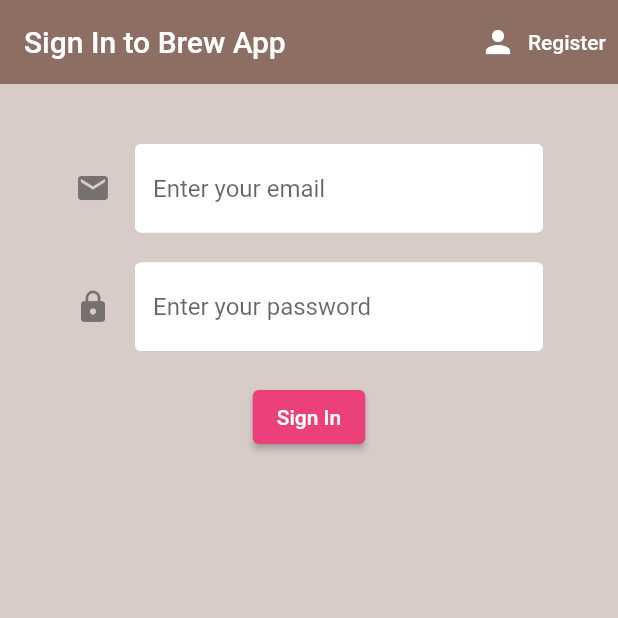
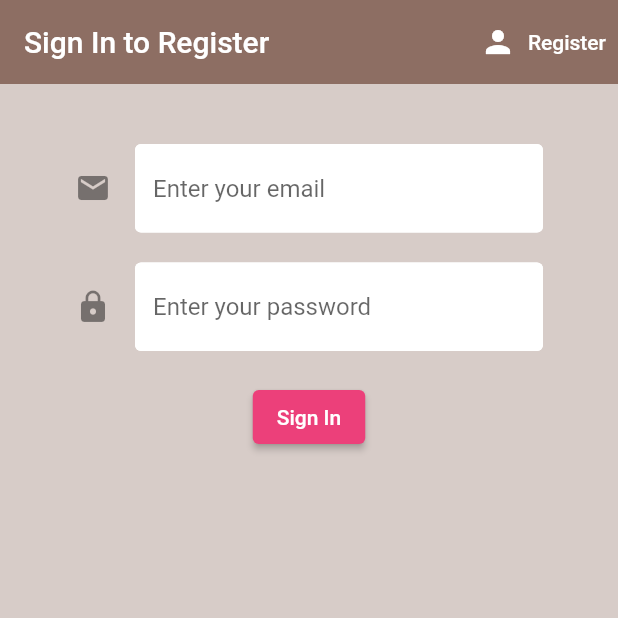
Before and after one commit to JimHok/Parking-Management-System, a Flutter app: the screen it shows after launch, on a phone screen of 412 x 824 dp, the top half of it. Run offline on Flutter 3.47's test engine with Material 2 defaults, Android fonts, the phone set to English and light mode, and no system bars; our stand-ins replace cloud_firestore, firebase_auth, firebase_core, flutter_spinkit; accounts and stored records are empty.

Commit message:
app icon and apk build setup

```diff
--- a/Android App/parking_app/lib/screens/authenticate/sign_in.dart
+++ b/Android App/parking_app/lib/screens/authenticate/sign_in.dart
@@ -29,7 +29,7 @@ class _SignInState extends State<SignIn> {
             appBar: AppBar(
               backgroundColor: Colors.brown[400],
               elevation: 0.0,
-              title: Text('Sign In to Brew App'),
+              title: Text('Sign In to Register'),
               actions: <Widget>[
                 TextButton.icon(
                   icon: Icon(Icons.person),
--- a/Android App/parking_app/pubspec.yaml
+++ b/Android App/parking_app/pubspec.yaml
@@ -50,7 +50,13 @@ dev_dependencies:
   # package. See that file for information about deactivating specific lint
   # rules and activating additional ones.
   flutter_lints: ^2.0.0
+  flutter_launcher_icons: "^0.11.0"
 
+flutter_icons:
+  android: "launcher_icon"
+  ios: true
+  image_path: "assets/icons/icon.png"
+  min_sdk_android: 21
 # For information on the generic Dart part of this file, see the
 # following page: https://dart.dev/tools/pub/pubspec
 
```
Also changed, not shown: Android App/parking_app/assets/icons/icon.png (added), Android App/parking_app/pubspec.lock, 27 other files.
